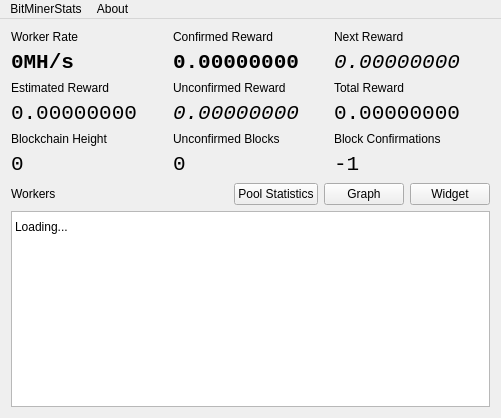
This is mainwindow.ui in NexusTools/CoinMiningStats as Qt 5 draws it before an edit. The edited form follows.
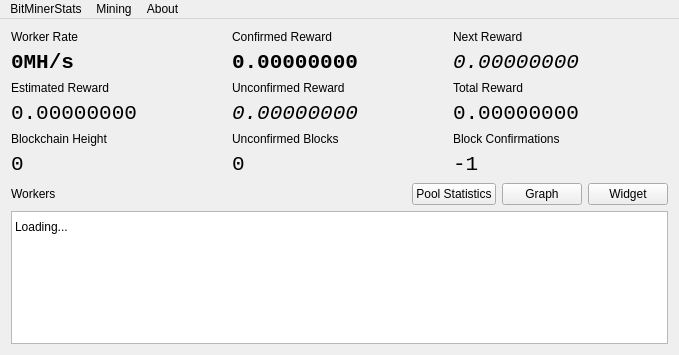
This is the edited form. Custom widgets are drawn as their Qt base class.

Diff of the .ui file:
```diff
--- a/mainwindow.ui
+++ b/mainwindow.ui
@@ -6,12 +6,12 @@
    <rect>
     <x>0</x>
     <y>0</y>
-    <width>501</width>
-    <height>418</height>
+    <width>679</width>
+    <height>355</height>
    </rect>
   </property>
   <widget class="QWidget" name="centralWidget">
-   <layout class="QVBoxLayout" name="verticalLayout_13">
+   <layout class="QVBoxLayout" name="verticalLayout_14">
     <item>
      <layout class="QHBoxLayout" name="horizontalLayout">
       <item>
@@ -253,6 +253,21 @@
      </layout>
     </item>
     <item>
+     <widget class="QWidget" name="advanced" native="true">
+      <layout class="QVBoxLayout" name="verticalLayout_13">
+       <property name="leftMargin">
+        <number>0</number>
+       </property>
+       <property name="topMargin">
+        <number>0</number>
+       </property>
+       <property name="rightMargin">
+        <number>0</number>
+       </property>
+       <property name="bottomMargin">
+        <number>0</number>
+       </property>
+       <item>
      <layout class="QHBoxLayout" name="horizontalLayout_2">
       <item>
        <widget class="QLabel" name="label_9">
@@ -293,9 +308,6 @@
         <property name="text">
          <string>Widget</string>
         </property>
-        <property name="checkable">
-         <bool>true</bool>
-        </property>
        </widget>
       </item>
      </layout>
@@ -366,12 +378,15 @@
     </item>
    </layout>
   </widget>
-  <widget class="QMenuBar" name="menuBar">
+    </item>
+   </layout>
+  </widget>
+  <widget class="QMenuBar" name="fileMenu">
    <property name="geometry">
     <rect>
      <x>0</x>
      <y>0</y>
-     <width>501</width>
+     <width>679</width>
      <height>20</height>
     </rect>
    </property>
@@ -396,7 +411,17 @@
     <addaction name="actionDonate"/>
     <addaction name="actionQt"/>
    </widget>
+   <widget class="QMenu" name="menuMining">
+    <property name="title">
+     <string>Mining</string>
+    </property>
+    <addaction name="actionMinerControl"/>
+    <addaction name="actionManage_Miners"/>
+    <addaction name="separator"/>
+    <addaction name="actionNo_Miners_Configured"/>
+   </widget>
    <addaction name="menuBitMinerStats"/>
+   <addaction name="menuMining"/>
    <addaction name="menuAbout"/>
   </widget>
   <action name="actionExport_Statistics">
```
Left out of the diff: 23 changed lines with no effect on the pictures. Lines whose indentation alone changed are shown as unchanged.
